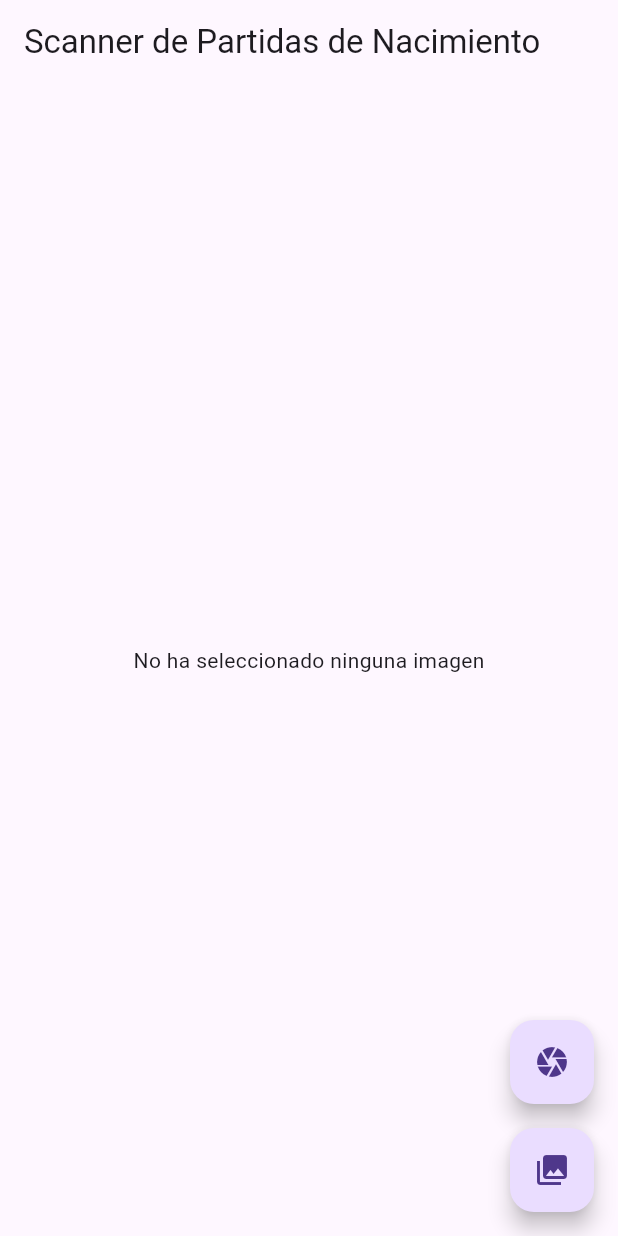
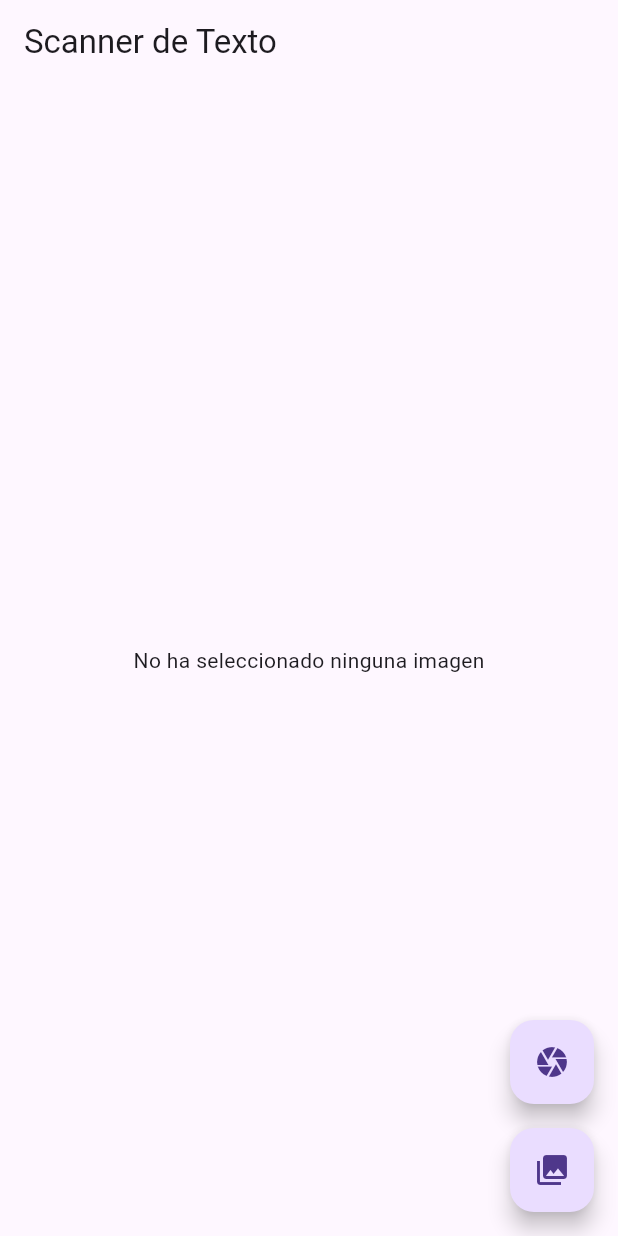
Before and after one commit to SebastianLandaeta/ProyectoScanner-SO, a Flutter app: the screen it shows after launch, on a phone screen of 412 x 824 dp. Run offline on Flutter 3.47's test engine with Material 3 defaults, Android fonts, the phone set to English and light mode, and no system bars; our stand-ins replace cloud_firestore, firebase_core, image_picker; missing offline and left inert: google_mlkit_text_recognition; accounts and stored records are empty.

Commit message:
Cambios menores

```diff
--- a/scanner_pn/lib/main.dart
+++ b/scanner_pn/lib/main.dart
@@ -11,7 +11,7 @@ import 'firebase_options.dart';
 
 // Función main
 void main() async {
-  WidgetsFlutterBinding.ensureInitialized(); // Inicializar aplicación justo a los servicios de Firebase
+  WidgetsFlutterBinding.ensureInitialized(); // Inicializar aplicación junto a los servicios de Firebase
   await Firebase.initializeApp(
   options: DefaultFirebaseOptions.currentPlatform,
   );
@@ -23,7 +23,7 @@ class MyApp extends StatelessWidget {
   @override
   Widget build(BuildContext context) {
     return MaterialApp(
-      title: 'Scanner de Partidas de Nacimiento',
+      title: 'Scanner de texto',
       theme: ThemeData(
         primarySwatch: Colors.blue,
       ),
@@ -94,8 +94,8 @@ class _ImagePickerPageState extends State<ImagePickerPage> {
     _showNoConfirmationMessage();
   }
 
+  // Muestra el mensaje de confirmación
   void _showConfirmationMessage() {
-    // Muestra el mensaje de confirmación
     showDialog(
       context: context,
       builder: (context) => AlertDialog(
@@ -136,7 +136,7 @@ class _ImagePickerPageState extends State<ImagePickerPage> {
   Widget build(BuildContext context) {
     return Scaffold(
       appBar: AppBar(
-        title: Text('Scanner de Partidas de Nacimiento'),
+        title: Text('Scanner de Texto'),
       ),
       body: Center(
         child: _imageFile == null
```
